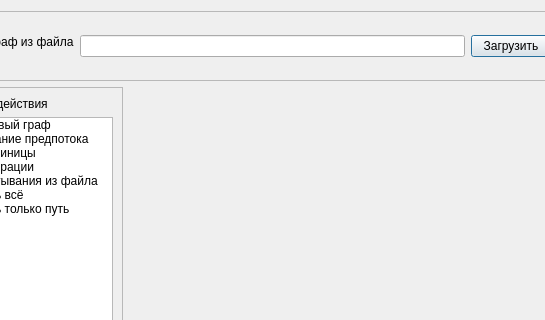
Before: the Qt Designer form ui/design.ui in Tevronis/graph_maxflow, drawn with Qt 5; both pictures show x 89 to 634 and y 0 to 320 of the 824 by 585 pixel window.
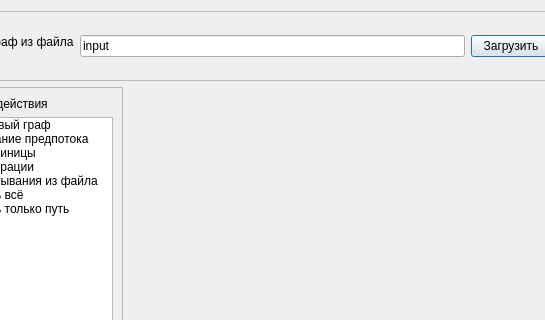
After: the same form once the commit is applied.

Diff of the .ui file:
```diff
--- a/ui/design.ui
+++ b/ui/design.ui
@@ -50,6 +50,9 @@
           <height>0</height>
          </size>
         </property>
+        <property name="text">
+         <string>input</string>
+        </property>
        </widget>
       </item>
       <item row="0" column="2" rowspan="2">
```
